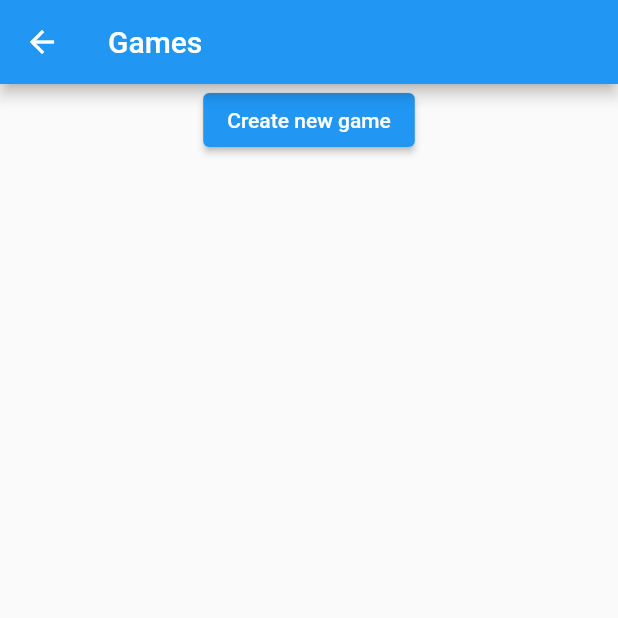
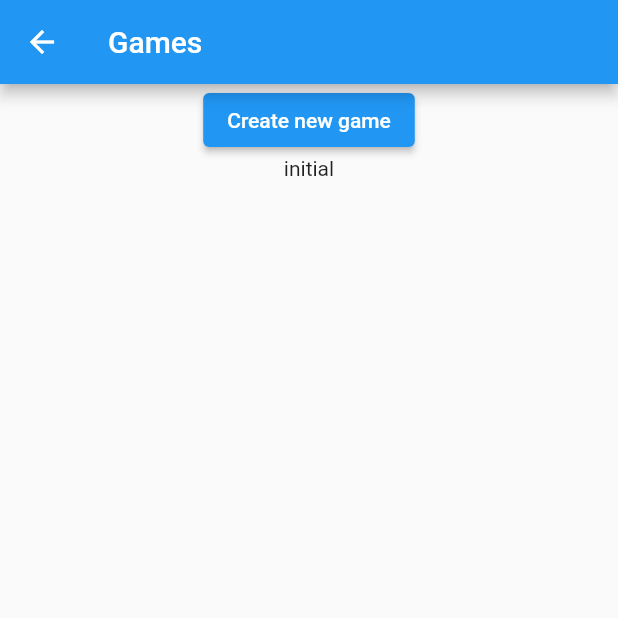
Before and after one commit to filiphrstic/dreamtask, a Flutter app: the GamesScreen screen opened by its route, on a phone screen of 412 x 824 dp, the top half of it. Run offline on Flutter 3.47's test engine with Material 2 defaults, Android fonts, the phone set to English and light mode, and no system bars; our stand-ins replace bloc, dio, flutter_bloc, flutter_secure_storage; accounts and stored records are empty; generated files the repository leaves out were written again.

Commit message:
feat - fetching games from api

```diff
--- a/dreamtask/lib/src/app.dart
+++ b/dreamtask/lib/src/app.dart
@@ -1,4 +1,4 @@
-import 'package:dreamtask/src/games_screen.dart';
+import 'package:dreamtask/src/games/games_screen.dart';
 import 'package:dreamtask/src/login/login_screen.dart';
 import 'package:dreamtask/src/login/registration_screen.dart';
 import 'package:flutter/material.dart';
--- /dev/null
+++ b/dreamtask/lib/src/games/bloc/games_event.dart
@@ -0,0 +1,6 @@
+part of 'games_bloc.dart';
+
+@immutable
+sealed class GamesEvent {}
+
+class FetchGamesEvent extends GamesEvent {}
--- /dev/null
+++ b/dreamtask/lib/src/games/bloc/games_state.dart
@@ -0,0 +1,19 @@
+part of 'games_bloc.dart';
+
+@immutable
+sealed class GamesState {}
+
+final class GamesInitial extends GamesState {}
+
+final class GamesLoading extends GamesState {}
+
+final class SuccessfulGamesState extends GamesState {
+  final dynamic gamesResponse;
+
+  SuccessfulGamesState(this.gamesResponse);
+}
+
+final class ErrorGamesState extends GamesState {
+  final String gamesError;
+  ErrorGamesState(this.gamesError);
+}
--- /dev/null
+++ b/dreamtask/lib/src/games/games_screen.dart
@@ -0,0 +1,64 @@
+import 'package:dreamtask/src/games/bloc/games_bloc.dart';
+import 'package:flutter/material.dart';
+import 'package:flutter_bloc/flutter_bloc.dart';
+
+class GamesScreen extends StatefulWidget {
+  static const routeName = '/games';
+  const GamesScreen({super.key});
+
+  @override
+  State<GamesScreen> createState() => _GamesScreenState();
+}
+
+class _GamesScreenState extends State<GamesScreen> {
+  final gamesBloc = GamesBloc();
+  @override
+  Widget build(BuildContext context) {
+    return Scaffold(
+      appBar: AppBar(title: const Text('Games')),
+      body: SizedBox(
+        width: MediaQuery.of(context).size.width,
+        child: Column(crossAxisAlignment: CrossAxisAlignment.center, children: [
+          ElevatedButton(
+              onPressed: () {
+                gamesBloc.add(FetchGamesEvent());
+              },
+              child: const Text('Create new game')),
+          // Text('Token: ' + storage.read(key: 'token').toString())
+
+          BlocProvider(
+            create: (context) => gamesBloc,
+            child: BlocListener<GamesBloc, GamesState>(
+              listener: (context, state) {},
+              child: BlocBuilder<GamesBloc, GamesState>(
+                builder: (context, state) {
+                  if (state is GamesInitial) {
+                    return Text('initial');
+                  }
+                  if (state is GamesLoading) {
+                    return CircularProgressIndicator();
+                  }
+                  if (state is SuccessfulGamesState) {
+                    return Text(state.gamesResponse.toString());
+                  }
+                  if (state is ErrorGamesState) {
+                    return Text(state.gamesError);
+                  } else {
+                    return const Text('Unhandled state');
+                  }
+                },
+              ),
+            ),
+          )
+        ]),
+      ),
+      bottomNavigationBar: BottomNavigationBar(
+        items: const [
+          BottomNavigationBarItem(icon: Icon(Icons.gamepad), label: 'Games'),
+          BottomNavigationBarItem(
+              icon: Icon(Icons.format_list_numbered), label: 'Rank list')
+        ],
+      ),
+    );
+  }
+}
--- a/dreamtask/lib/src/games_screen.dart
+++ /dev/null
@@ -1,36 +0,0 @@
-import 'package:flutter/material.dart';
-import 'package:flutter_secure_storage/flutter_secure_storage.dart';
-
-class GamesScreen extends StatefulWidget {
-  static const routeName = '/games';
-  const GamesScreen({super.key});
-
-  @override
-  State<GamesScreen> createState() => _GamesScreenState();
-}
-
-class _GamesScreenState extends State<GamesScreen> {
-  @override
-  Widget build(BuildContext context) {
-    final storage = FlutterSecureStorage();
-
-    return Scaffold(
-      appBar: AppBar(title: const Text('Games')),
-      body: SizedBox(
-        width: MediaQuery.of(context).size.width,
-        child: Column(crossAxisAlignment: CrossAxisAlignment.center, children: [
-          ElevatedButton(
-              onPressed: () {}, child: const Text('Create new game')),
-          // Text('Token: ' + storage.read(key: 'token').toString())
-        ]),
-      ),
-      bottomNavigationBar: BottomNavigationBar(
-        items: const [
-          BottomNavigationBarItem(icon: Icon(Icons.gamepad), label: 'Games'),
-          BottomNavigationBarItem(
-              icon: Icon(Icons.format_list_numbered), label: 'Rank list')
-        ],
-      ),
-    );
-  }
-}
--- a/dreamtask/lib/src/login/login_screen.dart
+++ b/dreamtask/lib/src/login/login_screen.dart
@@ -1,4 +1,4 @@
-import 'package:dreamtask/src/games_screen.dart';
+import 'package:dreamtask/src/games/games_screen.dart';
 import 'package:dreamtask/src/login/bloc/login_bloc.dart';
 import 'package:dreamtask/src/login/registration_screen.dart';
 import 'package:flutter/material.dart';
```
Also changed, not shown: dreamtask/lib/src/games/bloc/games_bloc.dart (added, +37 -0 lines), dreamtask/lib/src/login/bloc/login_bloc.dart (+3 -26 lines), 1 other file.
